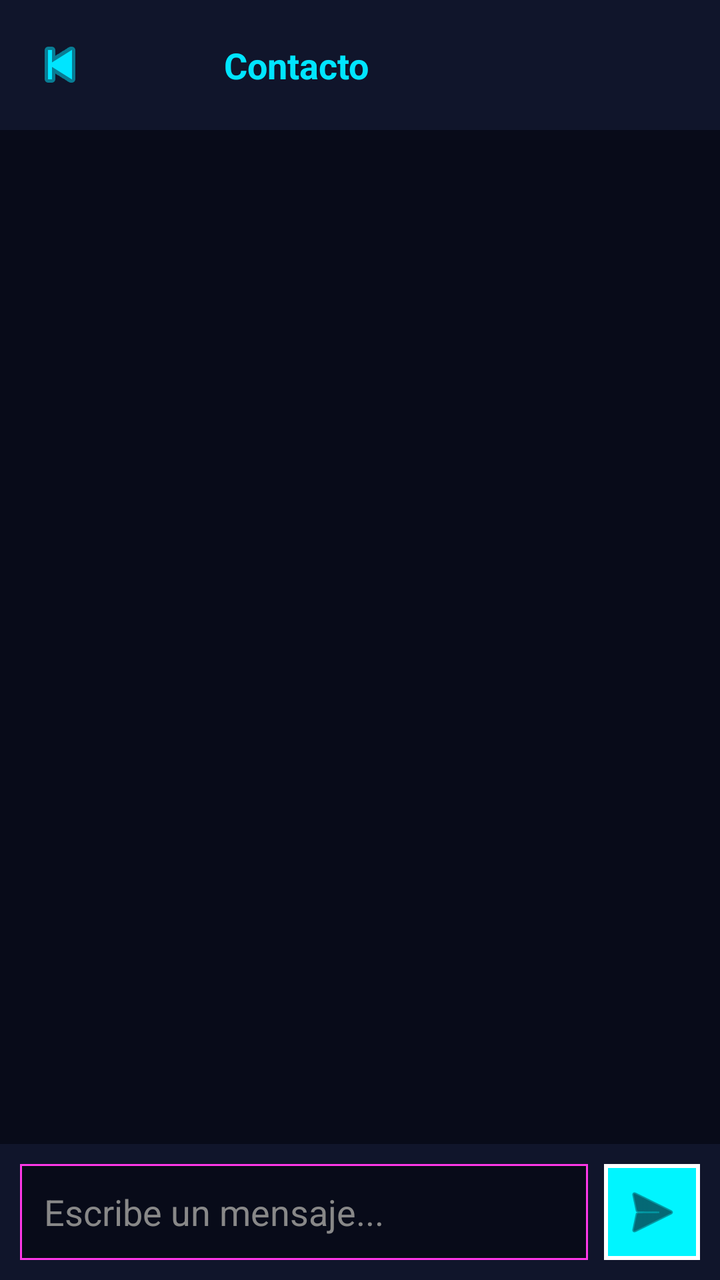
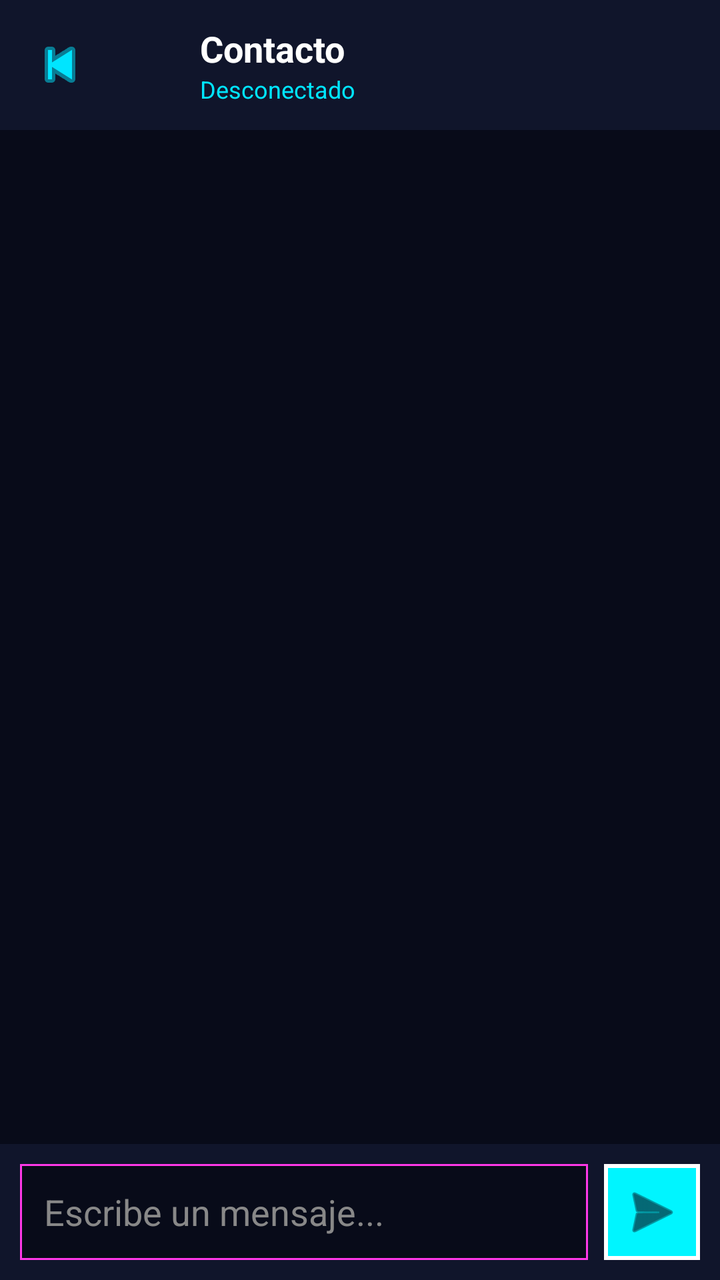

The first picture is an Android layout as it rendered before a commit; the second is the same layout after the commit. The layout source and the unified diff follow.
<!-- AndroidManifest.xml: application theme Theme.CloneWhatsApp -->
<!-- res/layout/activity_chat.xml -->
<?xml version="1.0" encoding="utf-8"?>
<LinearLayout
    xmlns:android="http://schemas.android.com/apk/res/android"
    xmlns:app="http://schemas.android.com/apk/res-auto"
    android:layout_width="match_parent"
    android:layout_height="match_parent"
    android:orientation="vertical"
    android:background="#080B19">

    
    <LinearLayout
        android:layout_width="match_parent"
        android:layout_height="65dp"
        android:gravity="center_vertical"
        android:orientation="horizontal"
        android:padding="10dp"
        android:background="#10152B">

        <ImageButton
            android:id="@+id/btnVolverChat"
            android:layout_width="40dp"
            android:layout_height="40dp"
            android:src="@android:drawable/ic_media_previous"
            android:background="@android:color/transparent"
            android:contentDescription="Volver"
            android:layout_marginEnd="8dp"
            app:tint="#00E5FF" />


        <ImageView
            android:id="@+id/ivFotoChat"
            android:layout_width="42dp"
            android:layout_height="42dp"
            android:src="@android:drawable/sym_def_app_icon"
            android:scaleType="centerCrop" />

        <TextView
            android:id="@+id/tvNombreChat"
            android:layout_width="0dp"
            android:layout_height="wrap_content"
            android:layout_weight="1"
            android:layout_marginStart="12dp"
            android:text="Contacto"
            android:textColor="#00E5FF"
            android:textSize="18sp"
            android:textStyle="bold" />

    </LinearLayout>

    
    <androidx.recyclerview.widget.RecyclerView
        android:id="@+id/rvMensajes"
        android:layout_width="match_parent"
        android:layout_height="0dp"
        android:layout_weight="1"
        android:padding="12dp"
        android:clipToPadding="false" />

    
    <LinearLayout
        android:layout_width="match_parent"
        android:layout_height="wrap_content"
        android:orientation="horizontal"
        android:gravity="center_vertical"
        android:padding="10dp"
        android:background="#10152B">

        <EditText
            android:id="@+id/etMensaje"
            android:layout_width="0dp"
            android:layout_height="48dp"
            android:layout_weight="1"
            android:hint="Escribe un mensaje..."
            android:textColor="#FFFFFF"
            android:textColorHint="#888888"
            android:padding="12dp"
            android:background="@drawable/bg_neon_input"
            android:maxLines="4" />

        <ImageButton
            android:id="@+id/btnEnviarMensaje"
            android:layout_width="48dp"
            android:layout_height="48dp"
            android:layout_marginStart="8dp"
            android:src="@android:drawable/ic_menu_send"
            android:background="@drawable/bg_neon_button"
            android:contentDescription="Enviar mensaje"
            app:tint="#080B19" />

    </LinearLayout>

</LinearLayout>
<!-- resources referenced by this layout -->
<resources>
  <!-- drawable bg_neon_button (drawable) -->
  <?xml version="1.0" encoding="utf-8"?>
  <shape xmlns:android="http://schemas.android.com/apk/res/android">
  
      <solid android:color="#00F5FF"/>
  
      <stroke
          android:width="2dp"
          android:color="#FFFFFF"/>
  
      <corners android:radius="0dp"/>
  
  </shape>
  <!-- drawable bg_neon_input (drawable) -->
  <?xml version="1.0" encoding="utf-8"?>
  <shape xmlns:android="http://schemas.android.com/apk/res/android">
  
      <solid android:color="#080B19"/>
  
      <stroke
          android:width="1dp"
          android:color="#FF38E8"/>
  
      <corners android:radius="0dp"/>
  
  </shape>
  <style name="Theme.CloneWhatsApp" parent="Base.Theme.CloneWhatsApp" />
  <style name="Base.Theme.CloneWhatsApp" parent="Theme.Material3.DayNight.NoActionBar">
          
          
      </style>
</resources>

<!-- the commit's change to res/layout/activity_chat.xml (unified diff, before → after) -->
@@ -34,16 +34,31 @@
             android:src="@android:drawable/sym_def_app_icon"
             android:scaleType="centerCrop" />
 
-        <TextView
-            android:id="@+id/tvNombreChat"
+        <LinearLayout
             android:layout_width="0dp"
             android:layout_height="wrap_content"
             android:layout_weight="1"
-            android:layout_marginStart="12dp"
-            android:text="Contacto"
-            android:textColor="#00E5FF"
-            android:textSize="18sp"
-            android:textStyle="bold" />
+            android:orientation="vertical"
+            android:gravity="center_vertical">
+
+            <TextView
+                android:id="@+id/tvNombreChat"
+                android:layout_width="wrap_content"
+                android:layout_height="wrap_content"
+                android:text="Contacto"
+                android:textColor="#FFFFFF"
+                android:textSize="18sp"
+                android:textStyle="bold" />
+
+            <TextView
+                android:id="@+id/tvEstadoConexion"
+                android:layout_width="wrap_content"
+                android:layout_height="wrap_content"
+                android:text="Desconectado"
+                android:textColor="#00E5FF"
+                android:textSize="12sp" />
+
+        </LinearLayout>
 
     </LinearLayout>
 
